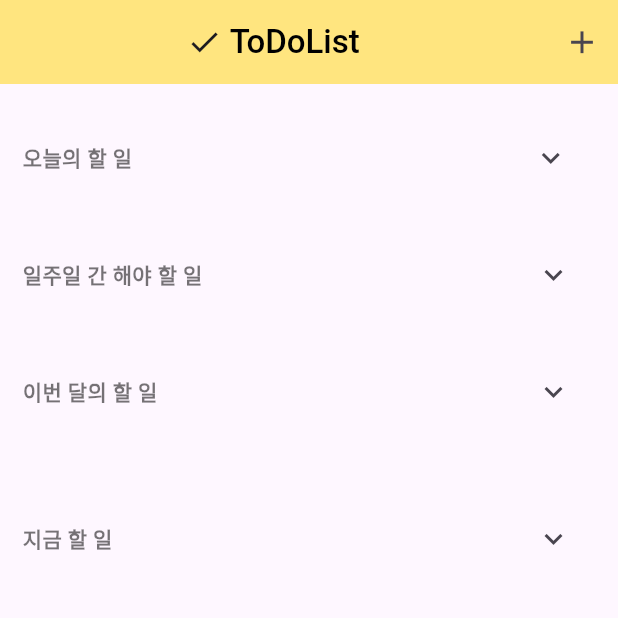
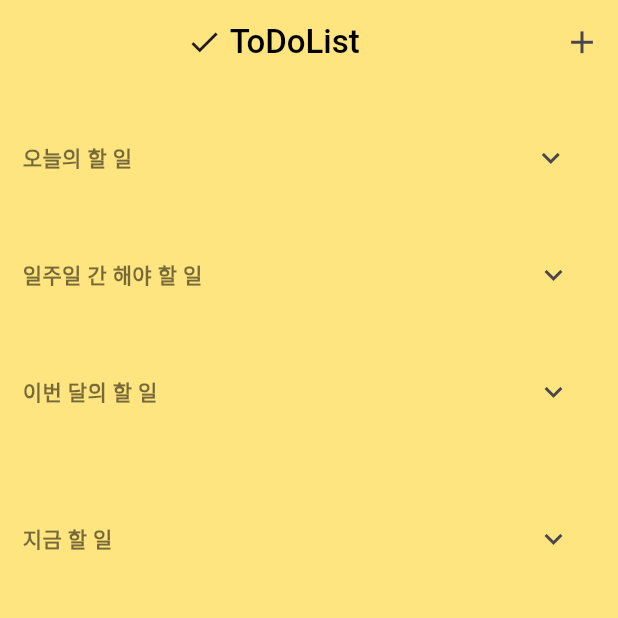
Before and after one commit to TEAM-ALOM/flutterToyProject_bareum, a Flutter app: the screen it shows after launch, on a phone screen of 412 x 824 dp, the top half of it. Run offline on Flutter 3.47's test engine with Material 3 defaults, Android fonts, the phone set to English and light mode, and no system bars.

Commit message:
test rollback

```diff
--- a/lib/screens/HomeScreen.dart
+++ b/lib/screens/HomeScreen.dart
@@ -16,7 +16,7 @@ class HomeScreen extends StatelessWidget {
   @override
   Widget build(BuildContext context) {
     return Scaffold(
-      backgroundColor: Colors.amberAccent[10],
+      backgroundColor: Colors.amberAccent[100],
 
       appBar: AppBar(
 
```
